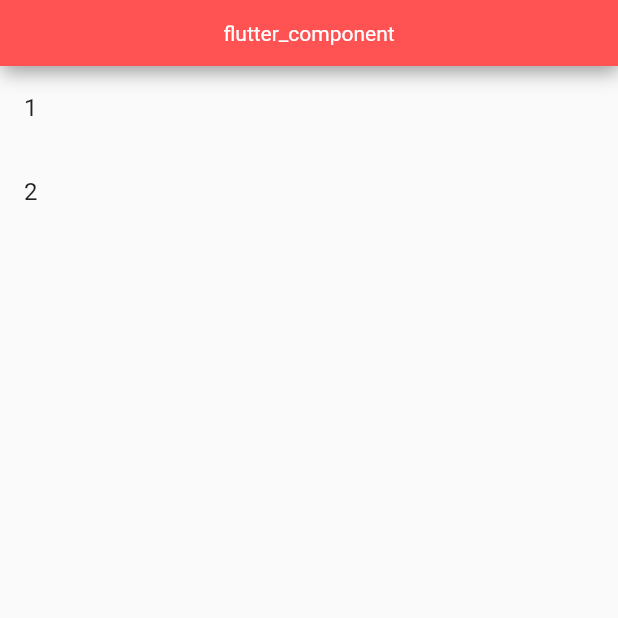
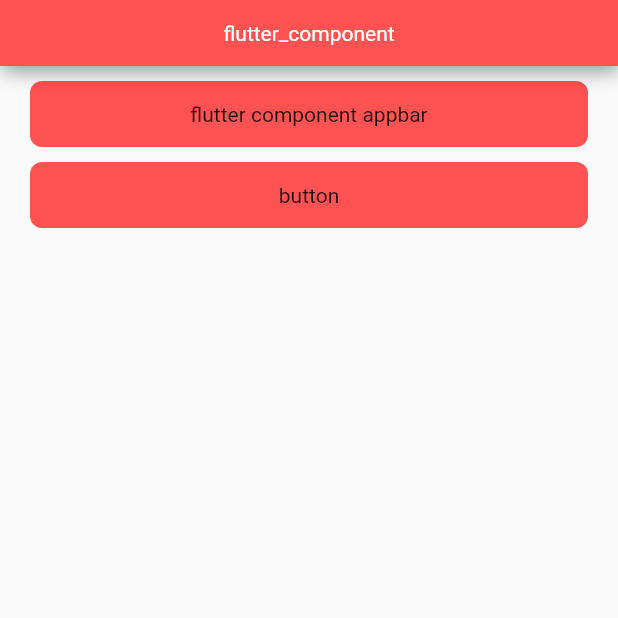
Before and after one commit to implion/flutter-component, a Flutter app: the screen it shows after launch, on a phone screen of 412 x 824 dp, the top half of it. Run offline on Flutter 3.47's test engine with Material 2 defaults, Android fonts, the phone set to English and light mode, and no system bars.

Commit message:
全局状态管理provider

```diff
--- a/lib/appearce/app_theme.dart
+++ b/lib/appearce/app_theme.dart
@@ -1,10 +1,12 @@
 import 'package:flutter/material.dart';
+import 'package:flutter/cupertino.dart';
 
 class ThemeManager {
   static ThemeData get light => ThemeData(
     primaryColor: Colors.redAccent,
     highlightColor: Colors.redAccent,
     disabledColor: Colors.blueGrey,
+    backgroundColor: Colors.white,
     textTheme: const TextTheme(
       headline5: TextStyle(fontSize: 24.0),
       subtitle1: TextStyle(fontSize: 16.0),
@@ -17,11 +19,19 @@ class ThemeManager {
     ),
     buttonTheme: const ButtonThemeData(
       buttonColor: Colors.redAccent,
-
-    )
+    ),
+    cupertinoOverrideTheme: const CupertinoThemeData(
+      primaryColor: Colors.redAccent,
+    ),
   );
 
   static ThemeData get dark => ThemeData(
     primaryColor: Colors.blueGrey,
   );
 }
+
+extension AdditionThemeData on ThemeData {
+  Color get lineColor {
+    return Colors.grey;
+  }
+}
--- a/lib/main.dart
+++ b/lib/main.dart
@@ -6,7 +6,11 @@ import 'package:provider/provider.dart';
 import 'home.dart';
 
 void main() {
-  Provider.debugCheckInvalidValueType = null;
+  final previousCheck = Provider.debugCheckInvalidValueType;
+  Provider.debugCheckInvalidValueType = <T>(T value) {
+    if (value is DataExp) return;
+    previousCheck!<T>(value);
+  };
   runApp(
     MultiProvider(providers: [
       Provider<DataExp>(create: (_) => DataExp())
--- a/lib/pages/list_exp_page.dart
+++ b/lib/pages/list_exp_page.dart
@@ -1,18 +1,53 @@
 import 'package:flutter/material.dart';
 import 'package:flutter_component/component/component_app_bar.dart';
+import 'package:flutter_component/pages/button_exp_page.dart';
 import 'package:flutter_component/view_model/data_exp.dart';
 import 'package:provider/provider.dart';
 
 class ListExpPage extends StatelessWidget {
-  Widget itemBuilder(BuildContext context, int index, int item) {
-    return ListTile(title: Text(item.toString()));
+  const ListExpPage({Key? key}) : super(key: key);
+
+  void pushNextPage(int index, BuildContext context) {
+    Widget? page;
+    switch (index) {
+      case 1:
+        page = const ButtonExpPage();
+    }
+
+    if (page != null) {
+      Navigator.of(context).push(MaterialPageRoute(builder: (context) => page!));
+    }
+  }
+
+  Widget itemBuilder(BuildContext context, int index, String item) {
+    return Container(
+      margin: const EdgeInsets.only(top: 10, left: 20, right: 20),
+      width: double.infinity,
+      child: InkWell(
+        hoverColor: Theme.of(context).primaryColor.withOpacity(0.6),
+        highlightColor: Theme.of(context).primaryColor,
+        focusColor: Theme.of(context).primaryColor,
+        child: SizedBox(
+            width: double.infinity,
+            height: 44,
+            child: Center(child: Text(item, textAlign: TextAlign.center))),
+        onTap: () {
+          pushNextPage(index, context);
+        },
+        borderRadius: BorderRadius.circular(8),
+      ),
+      decoration: BoxDecoration(
+        borderRadius: BorderRadius.circular(8),
+        color: Theme.of(context).primaryColor,
+      ),
+    );
   }
 
   Widget buildList(BuildContext context) {
     return Consumer<DataExp>(
         builder: (innerContext, data, _) => ListView.builder(
-            itemBuilder: (itemContext, index) => itemBuilder(
-                itemContext, index, data.items[index]),
+            itemBuilder: (itemContext, index) =>
+                itemBuilder(itemContext, index, data.items[index]),
             itemCount: data.items.length));
   }
 
--- a/lib/view_model/data_exp.dart
+++ b/lib/view_model/data_exp.dart
@@ -3,8 +3,8 @@ import 'package:provider/provider.dart';
 
 class DataExp extends ChangeNotifier {
 
-  List<int> data = [1, 2];
+  List<String> data = ["flutter component appbar", "button"];
 
-  List<int> get items => data;
+  List<String> get items => data;
 
 }
--- a/pubspec.yaml
+++ b/pubspec.yaml
@@ -34,7 +34,7 @@ dependencies:
   # The following adds the Cupertino Icons font to your application.
   # Use with the CupertinoIcons class for iOS style icons.
   cupertino_icons: ^1.0.2
-  provider: ^4.3.3
+  provider: ^5.0.0
 
 dev_dependencies:
   flutter_test:
```
Also changed, not shown: lib/pages/button_exp_page.dart (added, +78 -0 lines), pubspec.lock.
